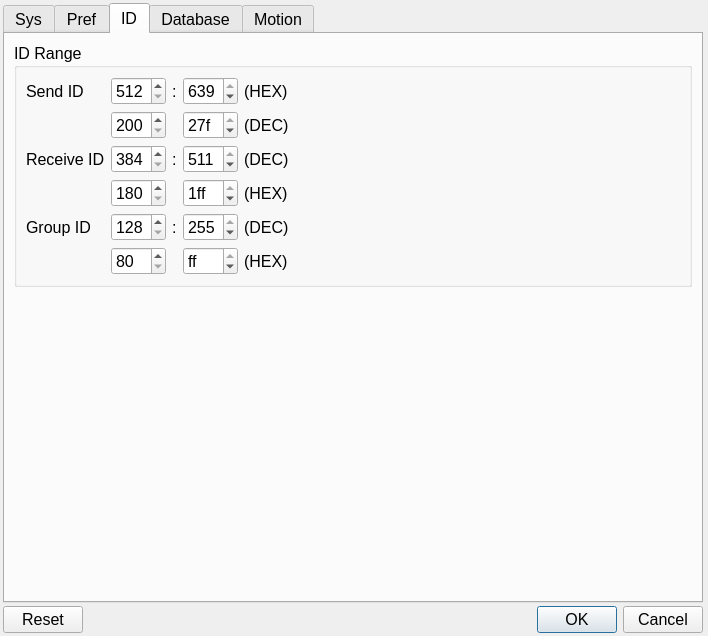
Qt form source/wnd/ui/syspref.ui (ww4u/megarobostudio) before a commit.
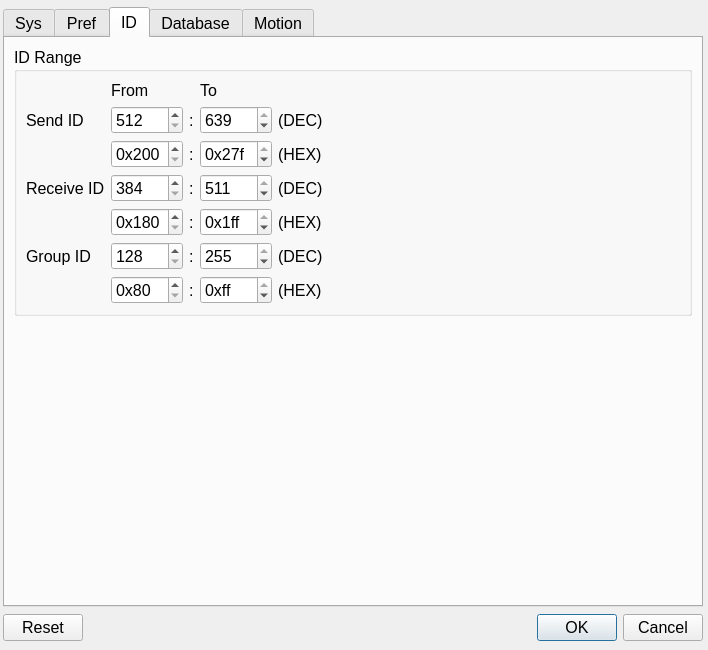
The same form after that commit. The open tabs and pages were chosen to show the change. Icons and pictures are not drawn.

The edit to the form file:
```diff
--- a/source/wnd/ui/syspref.ui
+++ b/source/wnd/ui/syspref.ui
@@ -7,7 +7,7 @@
     <x>0</x>
     <y>0</y>
     <width>708</width>
-    <height>633</height>
+    <height>650</height>
    </rect>
   </property>
   <property name="sizePolicy">
@@ -949,7 +949,28 @@
           <string>ID Range</string>
          </property>
          <layout class="QGridLayout" name="gridLayout_2">
-          <item row="0" column="3">
+          <item row="4" column="2">
+           <widget class="QLabel" name="label_44">
+            <property name="text">
+             <string>:</string>
+            </property>
+           </widget>
+          </item>
+          <item row="6" column="2">
+           <widget class="QLabel" name="label_45">
+            <property name="text">
+             <string>:</string>
+            </property>
+           </widget>
+          </item>
+          <item row="2" column="2">
+           <widget class="QLabel" name="label_16">
+            <property name="text">
+             <string>:</string>
+            </property>
+           </widget>
+          </item>
+          <item row="1" column="3">
            <widget class="QSpinBox" name="spinSendTo">
             <property name="minimum">
              <number>512</number>
@@ -962,14 +983,27 @@
             </property>
            </widget>
           </item>
-          <item row="2" column="0">
+          <item row="3" column="0">
            <widget class="QLabel" name="label_7">
             <property name="text">
              <string>Receive ID</string>
             </property>
            </widget>
           </item>
-          <item row="2" column="1">
+          <item row="5" column="1">
+           <widget class="QSpinBox" name="spinGpFrom">
+            <property name="minimum">
+             <number>128</number>
+            </property>
+            <property name="maximum">
+             <number>255</number>
+            </property>
+            <property name="value">
+             <number>128</number>
+            </property>
+           </widget>
+          </item>
+          <item row="3" column="1">
            <widget class="QSpinBox" name="spinRecvFrom">
             <property name="minimum">
              <number>384</number>
@@ -979,7 +1013,7 @@
             </property>
            </widget>
           </item>
-          <item row="2" column="3">
+          <item row="3" column="3">
            <widget class="QSpinBox" name="spinRecvTo">
             <property name="minimum">
              <number>384</number>
@@ -992,40 +1026,27 @@
             </property>
            </widget>
           </item>
-          <item row="0" column="0">
+          <item row="5" column="3">
+           <widget class="QSpinBox" name="spinGpTo">
+            <property name="minimum">
+             <number>128</number>
+            </property>
+            <property name="maximum">
+             <number>255</number>
+            </property>
+            <property name="value">
+             <number>255</number>
+            </property>
+           </widget>
+          </item>
+          <item row="1" column="0">
            <widget class="QLabel" name="label_5">
             <property name="text">
              <string>Send ID</string>
             </property>
            </widget>
           </item>
-          <item row="4" column="1">
-           <widget class="QSpinBox" name="spinGpFrom">
-            <property name="minimum">
-             <number>128</number>
-            </property>
-            <property name="maximum">
-             <number>255</number>
-            </property>
-            <property name="value">
-             <number>128</number>
-            </property>
-           </widget>
-          </item>
-          <item row="4" column="3">
-           <widget class="QSpinBox" name="spinGpTo">
-            <property name="minimum">
-             <number>128</number>
-            </property>
-            <property name="maximum">
-             <number>255</number>
-            </property>
-            <property name="value">
-             <number>255</number>
-            </property>
-           </widget>
-          </item>
-          <item row="0" column="1">
+          <item row="1" column="1">
            <widget class="QSpinBox" name="spinSendFrom">
             <property name="minimum">
              <number>512</number>
@@ -1035,22 +1056,25 @@
             </property>
            </widget>
           </item>
-          <item row="4" column="0">
+          <item row="3" column="2">
+           <widget class="QLabel" name="label_30">
+            <property name="text">
+             <string>:</string>
+            </property>
+           </widget>
+          </item>
+          <item row="5" column="0">
            <widget class="QLabel" name="label_8">
             <property name="text">
              <string>Group ID</string>
             </property>
            </widget>
           </item>
-          <item row="2" column="2">
-           <widget class="QLabel" name="label_30">
-            <property name="text">
-             <string>:</string>
-            </property>
-           </widget>
-          </item>
-          <item row="5" column="1">
+          <item row="6" column="1">
            <widget class="QSpinBox" name="spinGpHexFrom">
+            <property name="prefix">
+             <string>0x</string>
+            </property>
             <property name="minimum">
              <number>128</number>
             </property>
@@ -1065,8 +1089,11 @@
             </property>
            </widget>
           </item>
-          <item row="1" column="3">
+          <item row="2" column="3">
            <widget class="QSpinBox" name="spinSendHexTo">
+            <property name="prefix">
+             <string>0x</string>
+            </property>
             <property name="minimum">
              <number>512</number>
             </property>
@@ -1081,15 +1108,11 @@
             </property>
            </widget>
           </item>
-          <item row="0" column="2">
-           <widget class="QLabel" name="label_29">
-            <property name="text">
-             <string>:</string>
-            </property>
-           </widget>
-          </item>
-          <item row="1" column="1">
+          <item row="2" column="1">
            <widget class="QSpinBox" name="spinSendHexFrom">
+            <property name="prefix">
+             <string>0x</string>
+            </property>
             <property name="minimum">
              <number>512</number>
             </property>
@@ -1101,15 +1124,18 @@
             </property>
            </widget>
           </item>
-          <item row="4" column="2">
+          <item row="5" column="2">
            <widget class="QLabel" name="label_31">
             <property name="text">
              <string>:</string>
             </property>
            </widget>
           </item>
-          <item row="3" column="3">
+          <item row="4" column="3">
            <widget class="QSpinBox" name="spinRecvHexTo">
+            <property name="prefix">
+             <string>0x</string>
+            </property>
             <property name="minimum">
              <number>384</number>
             </property>
@@ -1124,8 +1150,18 @@
             </property>
            </widget>
           </item>
-          <item row="5" column="3">
+          <item row="1" column="2">
+           <widget class="QLabel" name="label_29">
+            <property name="text">
+             <string>:</string>
+            </property>
+           </widget>
+          </item>
+          <item row="6" column="3">
            <widget class="QSpinBox" name="spinGpHexTo">
+            <property name="prefix">
+             <string>0x</string>
+            </property>
             <property name="minimum">
              <number>128</number>
             </property>
@@ -1140,7 +1176,7 @@
             </property>
            </widget>
           </item>
-          <item row="0" column="6">
+          <item row="1" column="6">
            <spacer name="horizontalSpacer_2">
             <property name="orientation">
              <enum>Qt::Horizontal</enum>
@@ -1153,8 +1189,11 @@
             </property>
            </spacer>
           </item>
-          <item row="3" column="1">
+          <item row="4" column="1">
            <widget class="QSpinBox" name="spinRecvHexFrom">
+            <property name="prefix">
+             <string>0x</string>
+            </property>
             <property name="minimum">
              <number>384</number>
             </property>
@@ -1166,35 +1205,21 @@
             </property>
            </widget>
           </item>
-          <item row="0" column="5">
-           <widget class="QLabel" name="label_36">
-            <property name="text">
-             <string>(HEX)</string>
-            </property>
-           </widget>
-          </item>
-          <item row="2" column="5">
-           <widget class="QLabel" name="label_38">
-            <property name="text">
-             <string>(DEC)</string>
-            </property>
-           </widget>
-          </item>
           <item row="3" column="5">
-           <widget class="QLabel" name="label_39">
-            <property name="text">
-             <string>(HEX)</string>
-            </property>
-           </widget>
-          </item>
-          <item row="4" column="5">
-           <widget class="QLabel" name="label_40">
+           <widget class="QLabel" name="label_38">
             <property name="text">
              <string>(DEC)</string>
             </property>
            </widget>
           </item>
           <item row="5" column="5">
+           <widget class="QLabel" name="label_40">
+            <property name="text">
+             <string>(DEC)</string>
+            </property>
+           </widget>
+          </item>
+          <item row="6" column="5">
            <widget class="QLabel" name="label_41">
             <property name="text">
              <string>(HEX)</string>
@@ -1202,9 +1227,37 @@
            </widget>
           </item>
           <item row="1" column="5">
+           <widget class="QLabel" name="label_36">
+            <property name="text">
+             <string>(DEC)</string>
+            </property>
+           </widget>
+          </item>
+          <item row="4" column="5">
+           <widget class="QLabel" name="label_39">
+            <property name="text">
+             <string>(HEX)</string>
+            </property>
+           </widget>
+          </item>
+          <item row="2" column="5">
            <widget class="QLabel" name="label_37">
             <property name="text">
-             <string>(DEC)</string>
+             <string>(HEX)</string>
+            </property>
+           </widget>
+          </item>
+          <item row="0" column="1">
+           <widget class="QLabel" name="label_46">
+            <property name="text">
+             <string>From</string>
+            </property>
+           </widget>
+          </item>
+          <item row="0" column="3">
+           <widget class="QLabel" name="label_47">
+            <property name="text">
+             <string>To</string>
             </property>
            </widget>
           </item>
```
